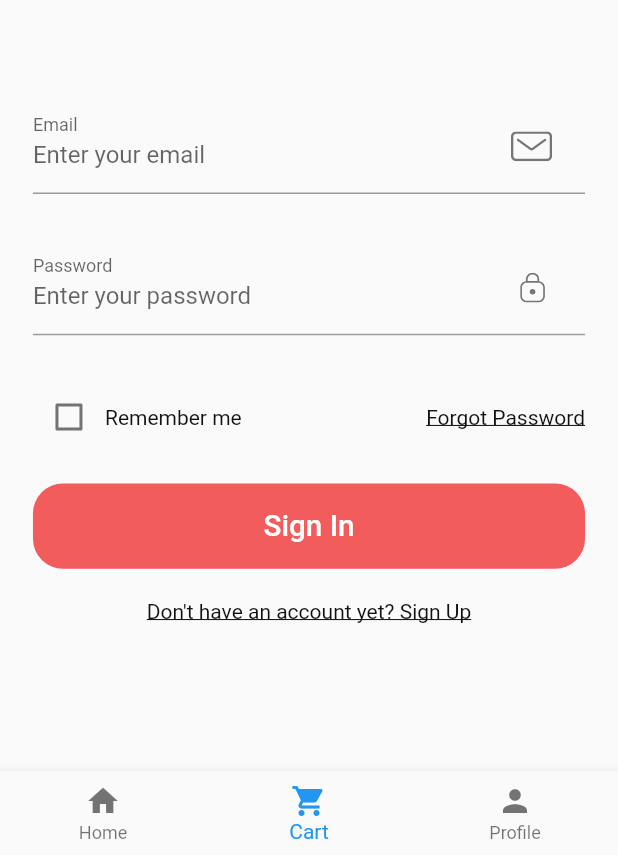
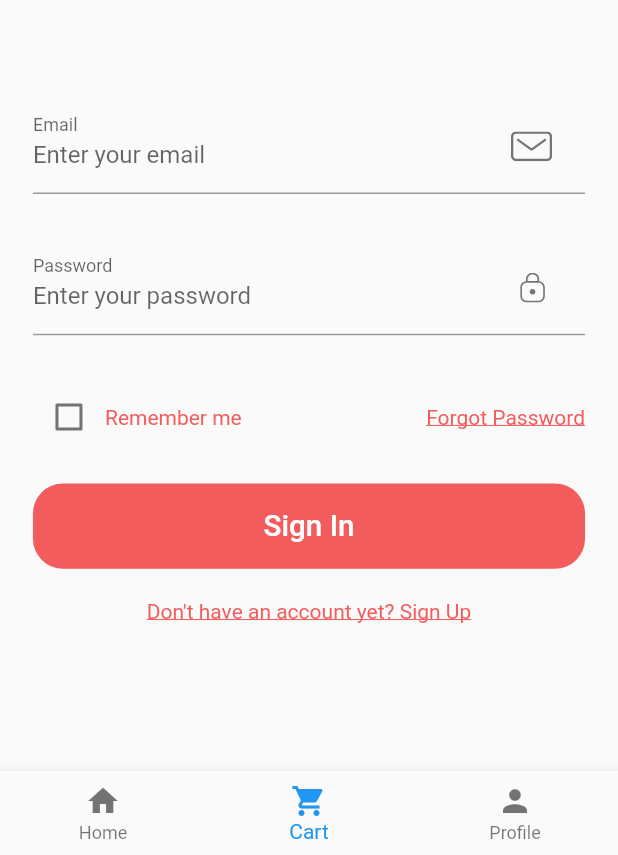
Before and after one commit to LeNguyenGiaBao/strarry_flutter, a Flutter app: the screen it shows after launch, item 2 of the bottom bar chosen, on a phone screen of 412 x 824 dp, the part 381-1236 px from its top. Run offline on Flutter 3.47's test engine with Material 2 defaults, Android fonts, the phone set to English and light mode, and no system bars; our stand-ins replace flutter_svg, get, webview_flutter; missing offline and left inert: dart:ffi; network calls fail; project files that could hold a hidden picture were left out.

Commit message:
update color

```diff
--- a/lib/constants.dart
+++ b/lib/constants.dart
@@ -3,7 +3,7 @@ import 'package:strarry_flutter/size_config.dart';
 
 // const backend = 'http://192.168.1.10:8000/';
 const backend = 'http://10.0.2.2:8000/';
-const kTextColor = Color.fromARGB(255, 17, 17, 17);
+const kTextColor = Color.fromARGB(255, 243, 92, 92);
 const kTextLightColor = Color.fromARGB(255, 82, 80, 80);
 
 const kDefaultPaddin = 20.0;
```
